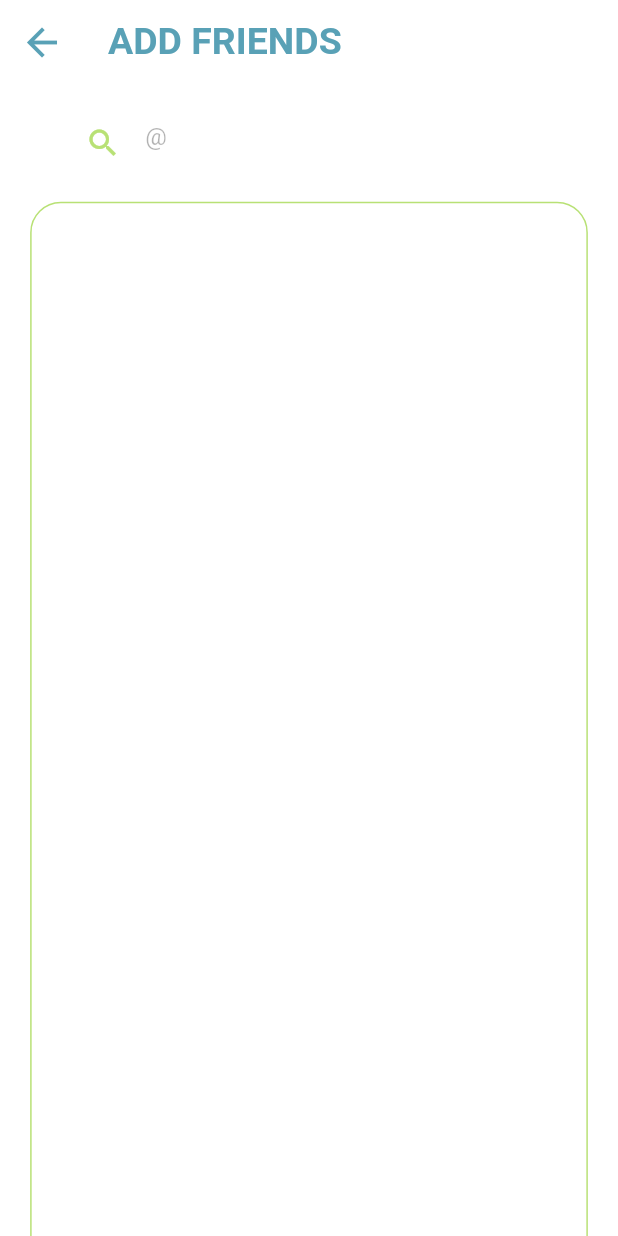
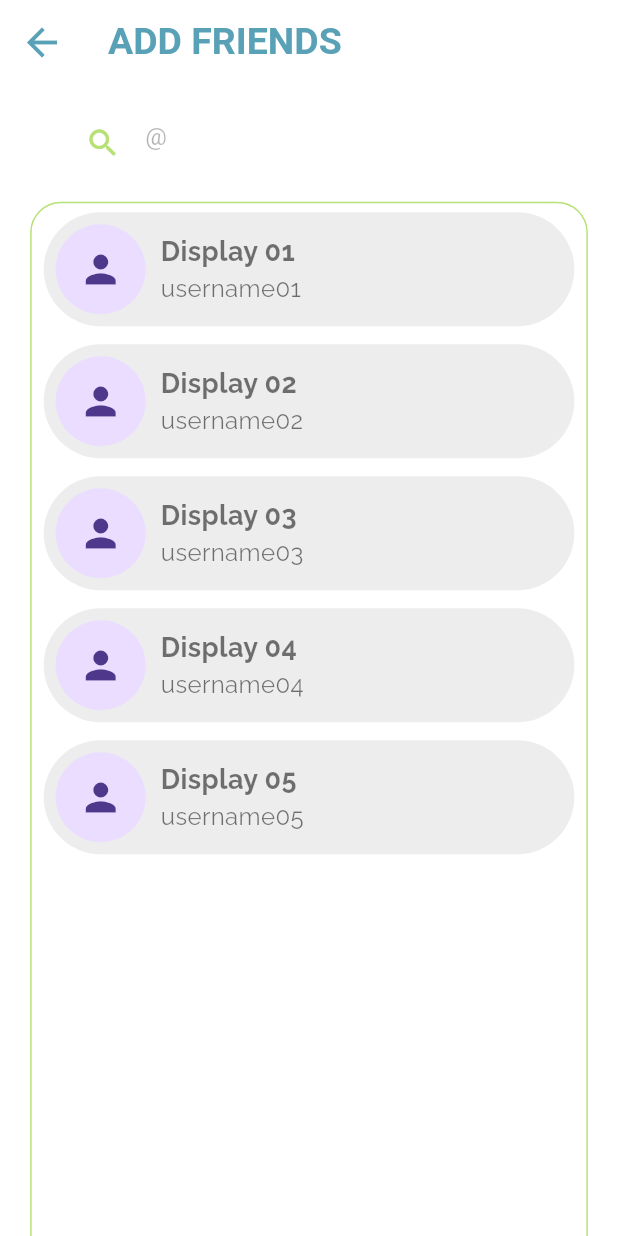
Before and after one commit to TaNuNian/workmai, a Flutter app: the AddFriendPage screen opened by its route, on a phone screen of 412 x 824 dp. Run offline on Flutter 3.47's test engine with Material 3 defaults, Android fonts, the phone set to English and light mode, and no system bars; our stand-ins replace cloud_firestore, firebase_auth, firebase_core, firebase_storage, form_field_validator, google_fonts and 2 more; missing offline and left inert: firebase_app_check; accounts and stored records are empty; Roboto replaces fonts that are missing (Sarabun).

Commit message:
friendlist_page.dart fix

```diff
--- a/lib/src/decor/friend_list.dart
+++ b/lib/src/decor/friend_list.dart
@@ -1,4 +1,5 @@
 import 'package:flutter/material.dart';
+import 'package:google_fonts/google_fonts.dart';
 
 class FriendList extends StatelessWidget {
   final Color color;
@@ -24,7 +25,7 @@ class FriendList extends StatelessWidget {
         padding: const EdgeInsets.all(8.0),
         decoration: BoxDecoration(
           color: color,
-          borderRadius: BorderRadius.circular(8.0),
+          borderRadius: BorderRadius.circular(52.0),
         ),
         child: Row(
           children: [
@@ -34,18 +35,18 @@ class FriendList extends StatelessWidget {
                   ? NetworkImage(profilePicture!)
                   : null,
               child: profilePicture == null
-                  ? Icon(Icons.person, size: 30)
+                  ? const Icon(Icons.person, size: 30)
                   : null,
             ),
-            SizedBox(width: 10),
+            const SizedBox(width: 10),
             Column(
               crossAxisAlignment: CrossAxisAlignment.start,
               children: [
                 Text(
                   displayname,
-                  style: TextStyle(fontSize: 18, fontWeight: FontWeight.bold),
+                  style: GoogleFonts.raleway(fontSize: 18, fontWeight: FontWeight.bold,),
                 ),
-                Text(username, style: TextStyle(fontSize: 16)),
+                Text(username, style: GoogleFonts.raleway(fontSize: 16, fontWeight: FontWeight.w400,)),
               ],
             ),
           ],
--- a/lib/src/main_pages/friendlist_page/add_friend_page.dart
+++ b/lib/src/main_pages/friendlist_page/add_friend_page.dart
@@ -98,6 +98,7 @@ class _AddFriendPageState extends State<AddFriendPage> {
                     width: 1,
                   ),
                 ),
+                child: _list(context),
               ),
             ],
           ),
@@ -109,15 +110,18 @@ class _AddFriendPageState extends State<AddFriendPage> {
   Widget _list(BuildContext context) {
     return ListView.builder(
       itemBuilder: (context, index) {
-        return FriendList(
-          color: const Color(0xff9f9f9f),
-          displayname: _friendlistDisplayname[index],
-          username: _friendlistUsername[index],
+        return Padding(
+          padding: const EdgeInsets.symmetric(vertical: 6.0, horizontal: 8.0),
+          child: FriendList(
+            color: const Color(0xffededed),
+            displayname: _friendlistDisplayname[index],
+            username: _friendlistUsername[index],
+            profilePicture: null,
+            onTap: () {},
+          ),
         );
       },
       itemCount: _friendlistDisplayname.length,
     );
-
   }
-
 }
```
Also changed, not shown: lib/src/main_pages/friendlist_page/friendlist_page.dart (+11 -6 lines).
